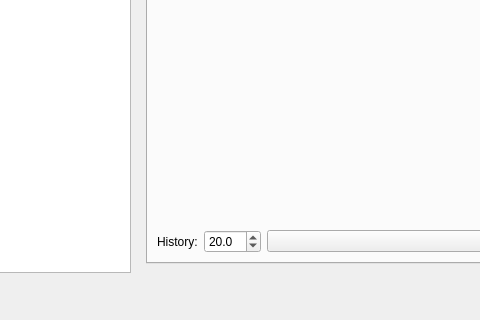
Before: the Qt Designer form utils/gui/moteus_gui/tview_main_window.ui in mjbots/moteus, drawn with Qt 5; both pictures show x 125 to 605 and y 588 to 908 of the 1254 by 908 pixel window.
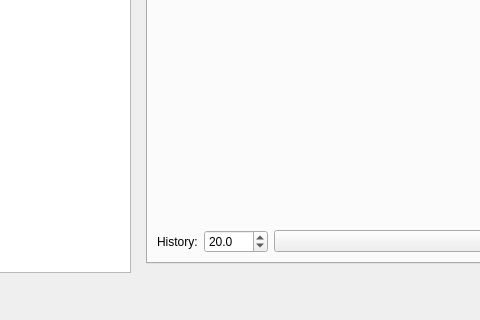
After: the same form once the commit is applied.

Commit message: Increase the maximum allowable history size

```diff
--- a/utils/gui/moteus_gui/tview_main_window.ui
+++ b/utils/gui/moteus_gui/tview_main_window.ui
@@ -53,7 +53,7 @@
              <number>1</number>
             </property>
             <property name="maximum">
-             <double>500.000000000000000</double>
+             <double>5000.000000000000000</double>
             </property>
             <property name="value">
              <double>20.000000000000000</double>
```
